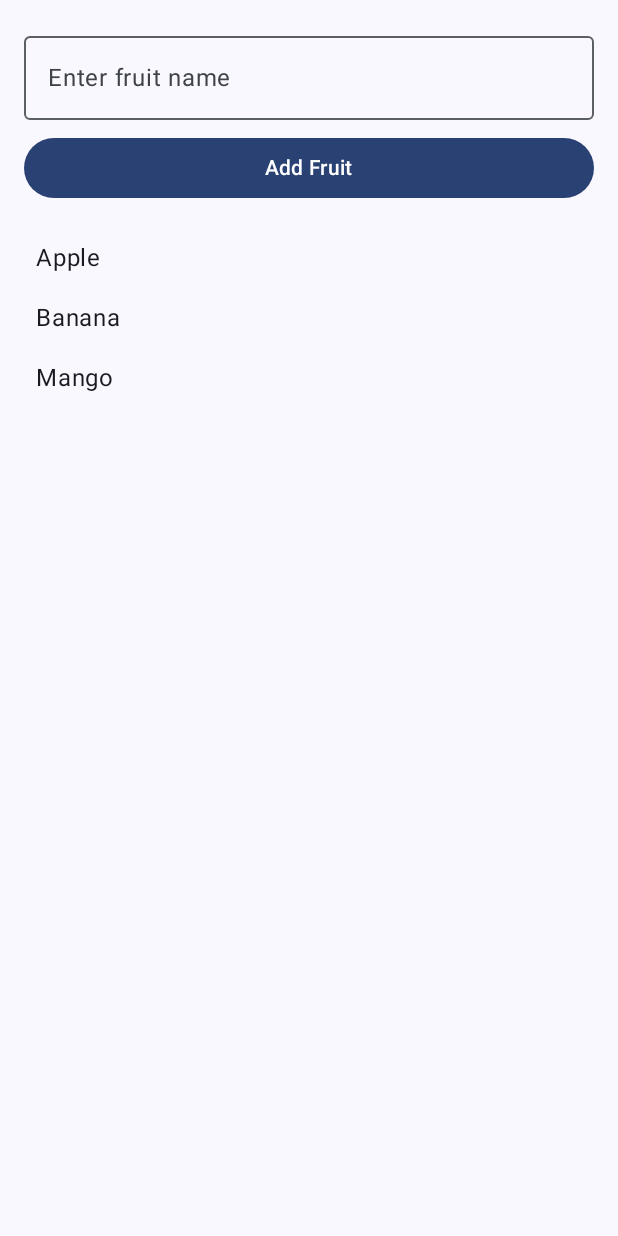
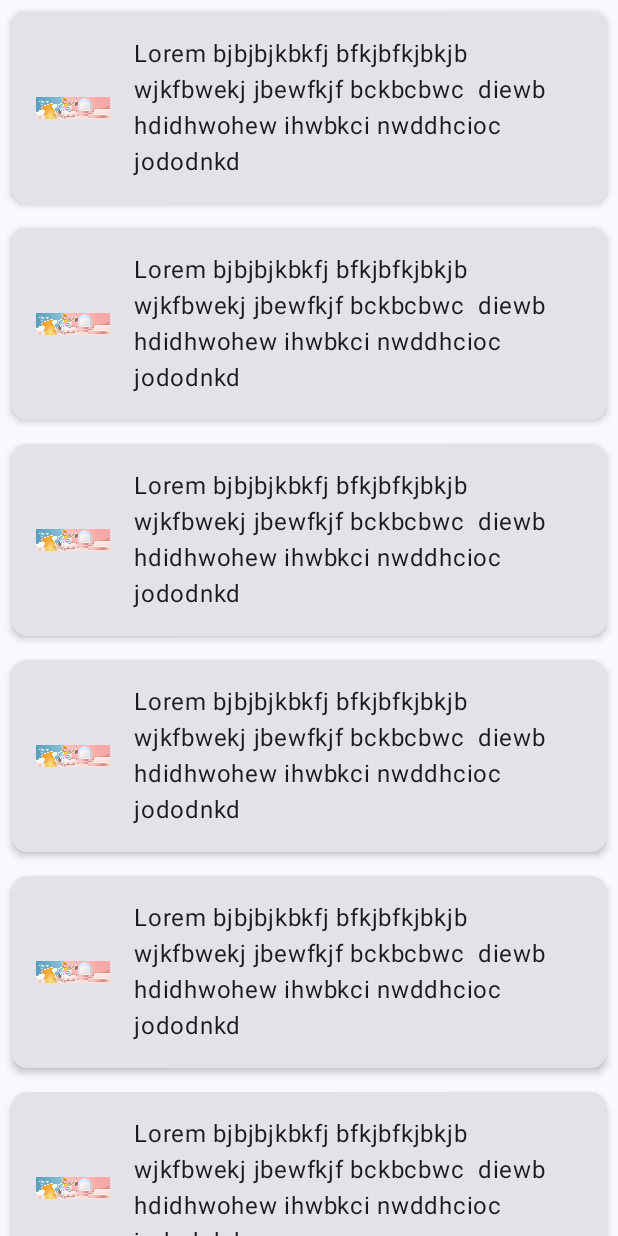
Before and after one commit to aryanchau1516/jetpack_Tutorial, an Android app built with Jetpack Compose: the screen it shows after launch (MainActivity), on a phone screen of 412 x 824 dp. Run offline under Robolectric (Android 15) with nearby library versions, the phone set to English and light mode, and no system bars.

Commit message:
jetpack tutorial beginner to advance

```diff
--- /dev/null
+++ b/app/src/main/java/com/example/jetpackpractice/screens/LazyColumnss.kt
@@ -0,0 +1,68 @@
+package com.example.jetpackpractice.screens
+
+import androidx.compose.foundation.Image
+
+import androidx.compose.foundation.layout.Row
+import androidx.compose.foundation.layout.fillMaxSize
+import androidx.compose.foundation.layout.fillMaxWidth
+import androidx.compose.foundation.layout.padding
+import androidx.compose.foundation.layout.size
+import androidx.compose.foundation.lazy.LazyColumn
+import androidx.compose.foundation.lazy.items
+import androidx.compose.foundation.shape.CornerSize
+import androidx.compose.foundation.shape.RoundedCornerShape
+import androidx.compose.material3.Card
+import androidx.compose.material3.CardDefaults
+import androidx.compose.material3.Text
+import androidx.compose.runtime.Composable
+import androidx.compose.ui.Alignment
+import androidx.compose.ui.Modifier
+import androidx.compose.ui.draw.clip
+import androidx.compose.ui.res.painterResource
+import androidx.compose.ui.tooling.preview.Preview
+import androidx.compose.ui.unit.dp
+import androidx.compose.ui.unit.sp
+import com.example.jetpackpractice.R
+
+@Preview(showBackground = true)
+@Composable
+fun LazyColumnss(modifier: Modifier = Modifier) {
+   RecyCleView(users = dummyData())
+}
+
+@Composable
+fun EachRow(modifier: Modifier = Modifier, user: User) {
+    Card(
+        modifier = Modifier.padding(vertical = 8.dp, horizontal = 8.dp).fillMaxWidth(),
+        shape = RoundedCornerShape(CornerSize(10.dp)),
+        elevation = CardDefaults.cardElevation(3.dp) // ✅ This is correct in Material3
+    ) {
+        Row(
+            modifier = Modifier
+                .fillMaxWidth()
+                .padding(8.dp)
+        ) {
+            Image(
+                painter = painterResource(R.drawable.eght), contentDescription = "image",
+                modifier = Modifier.size(65.dp)
+                    .padding(8.dp)
+                    .align(Alignment.CenterVertically)
+                    .clip(RoundedCornerShape(CornerSize(10.dp)))
+            )
+            Text(text = user.description,modifier= Modifier.padding(8.dp))
+        }
+    }
+}
+
+
+@Composable
+fun RecyCleView(users:List<User>) {
+    LazyColumn{
+        items(users) {user->
+            EachRow(
+
+                user =user
+            )
+        }
+    }
+}
--- /dev/null
+++ b/app/src/main/java/com/example/jetpackpractice/screens/User.kt
@@ -0,0 +1,28 @@
+package com.example.jetpackpractice.screens
+
+data class User(
+    val description : String
+)
+
+fun dummyData(): List<User>{
+    return listOf(
+        User("Lorem bjbjbjkbkfj bfkjbfkjbkjb wjkfbwekj jbewfkjf bckbcbwc  diewb hdidhwohew ihwbkci nwddhcioc jododnkd"), User("Lorem bjbjbjkbkfj bfkjbfkjbkjb wjkfbwekj jbewfkjf bckbcbwc  diewb hdidhwohew ihwbkci nwddhcioc jododnkd"),
+        User("Lorem bjbjbjkbkfj bfkjbfkjbkjb wjkfbwekj jbewfkjf bckbcbwc  diewb hdidhwohew ihwbkci nwddhcioc jododnkd")
+        , User("Lorem bjbjbjkbkfj bfkjbfkjbkjb wjkfbwekj jbewfkjf bckbcbwc  diewb hdidhwohew ihwbkci nwddhcioc jododnkd")
+        , User("Lorem bjbjbjkbkfj bfkjbfkjbkjb wjkfbwekj jbewfkjf bckbcbwc  diewb hdidhwohew ihwbkci nwddhcioc jododnkd"),
+        User("Lorem bjbjbjkbkfj bfkjbfkjbkjb wjkfbwekj jbewfkjf bckbcbwc  diewb hdidhwohew ihwbkci nwddhcioc jododnkd"),
+        User("Lorem bjbjbjkbkfj bfkjbfkjbkjb wjkfbwekj jbewfkjf bckbcbwc  diewb hdidhwohew ihwbkci nwddhcioc jododnkd"),
+        User("Lorem bjbjbjkbkfj bfkjbfkjbkjb wjkfbwekj jbewfkjf bckbcbwc  diewb hdidhwohew ihwbkci nwddhcioc jododnkd"),
+        User("Lorem bjbjbjkbkfj bfkjbfkjbkjb wjkfbwekj jbewfkjf bckbcbwc  diewb hdidhwohew ihwbkci nwddhcioc jododnkd"),
+        User("Lorem bjbjbjkbkfj bfkjbfkjbkjb wjkfbwekj jbewfkjf bckbcbwc  diewb hdidhwohew ihwbkci nwddhcioc jododnkd"),
+        User("Lorem bjbjbjkbkfj bfkjbfkjbkjb wjkfbwekj jbewfkjf bckbcbwc  diewb hdidhwohew ihwbkci nwddhcioc jododnkd"),
+        User("Lorem bjbjbjkbkfj bfkjbfkjbkjb wjkfbwekj jbewfkjf bckbcbwc  diewb hdidhwohew ihwbkci nwddhcioc jododnkd"),
+        User("Lorem bjbjbjkbkfj bfkjbfkjbkjb wjkfbwekj jbewfkjf bckbcbwc  diewb hdidhwohew ihwbkci nwddhcioc jododnkd"),
+        User("Lorem bjbjbjkbkfj bfkjbfkjbkjb wjkfbwekj jbewfkjf bckbcbwc  diewb hdidhwohew ihwbkci nwddhcioc jododnkd"),
+        User("Lorem bjbjbjkbkfj bfkjbfkjbkjb wjkfbwekj jbewfkjf bckbcbwc  diewb hdidhwohew ihwbkci nwddhcioc jododnkd"),
+        User("Lorem bjbjbjkbkfj bfkjbfkjbkjb wjkfbwekj jbewfkjf bckbcbwc  diewb hdidhwohew ihwbkci nwddhcioc jododnkd"),
+        User("Lorem bjbjbjkbkfj bfkjbfkjbkjb wjkfbwekj jbewfkjf bckbcbwc  diewb hdidhwohew ihwbkci nwddhcioc jododnkd"),
+        User("Lorem bjbjbjkbkfj bfkjbfkjbkjb wjkfbwekj jbewfkjf bckbcbwc  diewb hdidhwohew ihwbkci nwddhcioc jododnkd"),
+        User("Lorem bjbjbjkbkfj bfkjbfkjbkjb wjkfbwekj jbewfkjf bckbcbwc  diewb hdidhwohew ihwbkci nwddhcioc jododnkd")
+    )
+}
--- a/app/src/main/res/values/colors.xml
+++ b/app/src/main/res/values/colors.xml
@@ -7,4 +7,5 @@
     <color name="teal_700">#FF018786</color>
     <color name="black">#FF000000</color>
     <color name="white">#FFFFFFFF</color>
+    <color name="yellow">#DCCB30</color>
 </resources>
--- a/app/src/main/res/values/strings.xml
+++ b/app/src/main/res/values/strings.xml
@@ -1,3 +1,4 @@
 <resources>
     <string name="app_name">JetpackPractice</string>
+    <string name="arya">Aryan Chauhan</string>
 </resources>
--- a/gradle/libs.versions.toml
+++ b/gradle/libs.versions.toml
@@ -3,7 +3,7 @@ agp = "8.6.0"
 kotlin = "1.9.0"
 coreKtx = "1.13.1"
 junit = "4.13.2"
-junitVersion = "1.2.1"
+junitExt = "1.1.5"
 espressoCore = "3.6.1"
 lifecycleRuntimeKtx = "2.8.6"
 activityCompose = "1.9.2"
@@ -13,7 +13,7 @@ uiTestAndroid = "1.6.6"
 [libraries]
 androidx-core-ktx = { group = "androidx.core", name = "core-ktx", version.ref = "coreKtx" }
 junit = { group = "junit", name = "junit", version.ref = "junit" }
-androidx-junit = { group = "androidx.test.ext", name = "junit", version.ref = "junitVersion" }
+androidx-junit = { group = "androidx.test.ext", name = "junit", version.ref = "junitExt" }
 androidx-espresso-core = { group = "androidx.test.espresso", name = "espresso-core", version.ref = "espressoCore" }
 androidx-lifecycle-runtime-ktx = { group = "androidx.lifecycle", name = "lifecycle-runtime-ktx", version.ref = "lifecycleRuntimeKtx" }
 androidx-activity-compose = { group = "androidx.activity", name = "activity-compose", version.ref = "activityCompose" }
```
Also changed, not shown: app/src/main/java/com/example/jetpackpractice/MainActivity.kt (+170 -44 lines), app/src/main/java/com/example/jetpackpractice/interview/NullSafe.kt (added, +10 -0 lines), app/src/main/java/com/example/jetpackpractice/kotlinTuto/Array_1.kt (added, +9 -0 lines), app/src/main/java/com/example/jetpackpractice/practice2/StringThemeColor.kt (added, +30 -0 lines), app/src/main/java/com/example/jetpackpractice/practice2/coreCmpnt/ATextAndType.kt (added, +75 -0 lines), app/src/main/java/com/example/jetpackpractice/practice2/coreCmpnt/BOutLinedTextField.kt (added, +92 -0 lines), app/src/main/java/com/example/jetpackpractice/practice2/coreCmpnt/CUserInteraction.kt (added, +35 -0 lines), app/src/main/java/com/example/jetpackpractice/practice2/coreCmpnt/Swithes.kt (added, +31 -0 lines), app/src/main/java/com/example/jetpackpractice/screens/LoginUi.kt (added, +110 -0 lines), app/src/main/res/drawable/eght.png (added).
